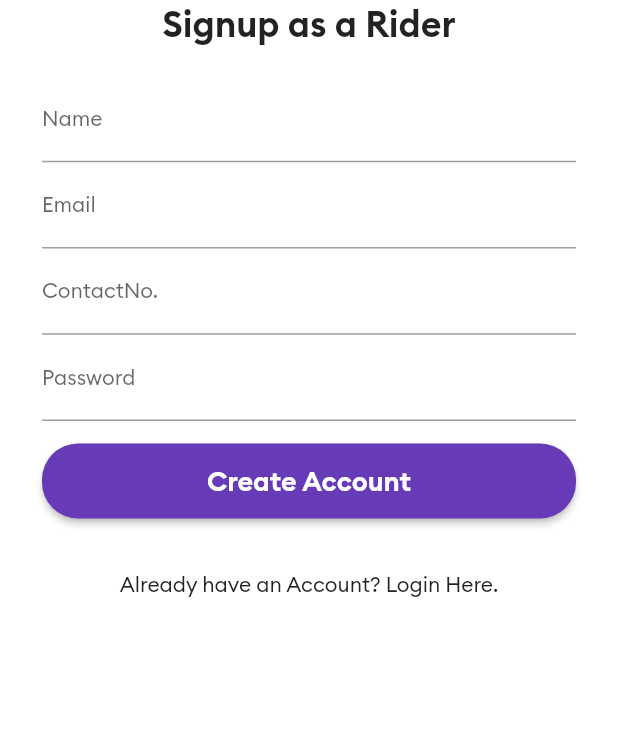
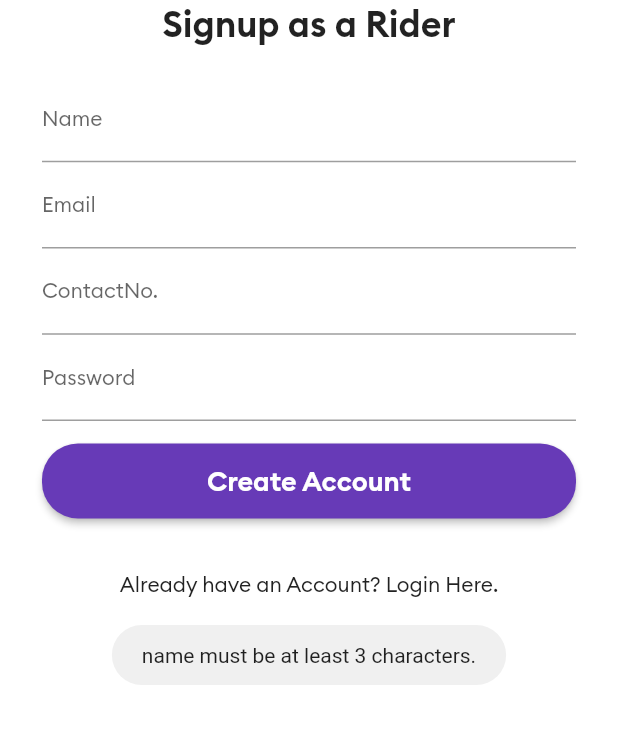
Before and after one commit to AceCream75/sagor, a Flutter app: the screen it shows after launch, after a tap on "Do not have an Account? Register Here.", after a tap on "Create Account", on a phone screen of 412 x 824 dp, the part 455-1199 px from its top. Run offline on Flutter 3.47's test engine with Material 2 defaults, Android fonts, the phone set to English and light mode, and no system bars; our stand-ins replace firebase_auth, firebase_core, firebase_database, fluttertoast; accounts and stored records are empty.

Commit message:
new changes

```diff
--- a/lib/AllScreens/registrationScreen.dart
+++ b/lib/AllScreens/registrationScreen.dart
@@ -2,7 +2,10 @@
 
 import 'package:firebase_auth/firebase_auth.dart';
 import 'package:flutter/material.dart';
+import 'package:fluttertoast/fluttertoast.dart';
 import 'package:uthao1/AllScreens/loginScreen.dart';
+import 'package:uthao1/AllScreens/mainscreen.dart';
+import 'package:uthao1/main.dart';
 
 
 class RegistrationScreen extends StatelessWidget
@@ -14,6 +17,8 @@ class RegistrationScreen extends StatelessWidget
   TextEditingController emailTextEditingController = TextEditingController();
   TextEditingController phoneTextEditingController = TextEditingController();
   TextEditingController passwordTextEditingController = TextEditingController();
+
+  // get firebaseUser => null;
 
 
 
@@ -133,8 +138,27 @@ class RegistrationScreen extends StatelessWidget
                       ),
                       onPressed: ()
                       {
-                        registerNewUser(context);
-                      },
+                        if(nameTextEditingController.text.length < 3){
+
+                          displayToastMessage("name must be at least 3 characters.", context);
+                        }
+                        else if (!emailTextEditingController.text.contains("@"))
+                          {
+                            displayToastMessage("Email address is not valid.", context);
+                          }
+                        else if (phoneTextEditingController.text.isEmpty)
+                          {
+                            displayToastMessage("Contact number is needed!", context);
+                          }
+                        else if (passwordTextEditingController.text.length < 7)
+                        {
+                          displayToastMessage("Password must be at least 7 characters.", context);
+                        }
+                        else
+                        {
+                          registerNewUser(context);
+                        }
+                        },
                     )
                   ],
                 ),
@@ -185,5 +209,35 @@ class RegistrationScreen extends StatelessWidget
     } catch (e) {
       print(e);
     }
+
+
+    if(firebaseUser !=Null)
+      {
+
+
+        Map userDataMap = {
+
+          "name": nameTextEditingController.text.trim(),
+          "email": emailTextEditingController.text.trim(),
+          "phone": phoneTextEditingController.text.trim(),
+
+        };
+
+        usersRef.child(firebaseUser.uid).set(userDataMap);
+        displayToastMessage("Congratulations, your account has been created.", context);
+
+        Navigator.pushNamedAndRemoveUntil(context, MainScreen.idScreen, (route) => false);
+
+      }
+    else
+      {
+        displayToastMessage("New user account has not been created.", context);
+      }
   }
+
   }
+
+displayToastMessage(String message, BuildContext context)
+{
+  Fluttertoast.showToast(msg: message);
+}
--- a/lib/main.dart
+++ b/lib/main.dart
@@ -1,11 +1,18 @@
+import 'package:firebase_core/firebase_core.dart';
+import 'package:firebase_database/firebase_database.dart';
 import 'package:flutter/material.dart';
 import 'package:uthao1/AllScreens/loginScreen.dart';
 import 'package:uthao1/AllScreens/mainscreen.dart';
 import 'package:uthao1/AllScreens/registrationScreen.dart';
 
-void main() {
+void main() async {
+
+  WidgetsFlutterBinding.ensureInitialized();
+  await Firebase.initializeApp();
   runApp(MyApp());
 }
+
+DatabaseReference usersRef = FirebaseDatabase.instance.reference().child("users");
 
 class MyApp extends StatelessWidget
 {
--- a/pubspec.yaml
+++ b/pubspec.yaml
@@ -31,6 +31,7 @@ dependencies:
   firebase_core: ^1.5.0
   firebase_auth: ^3.0.2
   firebase_database: ^7.2.0
+  fluttertoast: ^8.0.8
 
 dev_dependencies:
   flutter_test:
```
Also changed, not shown: pubspec.lock, 3 other files.
